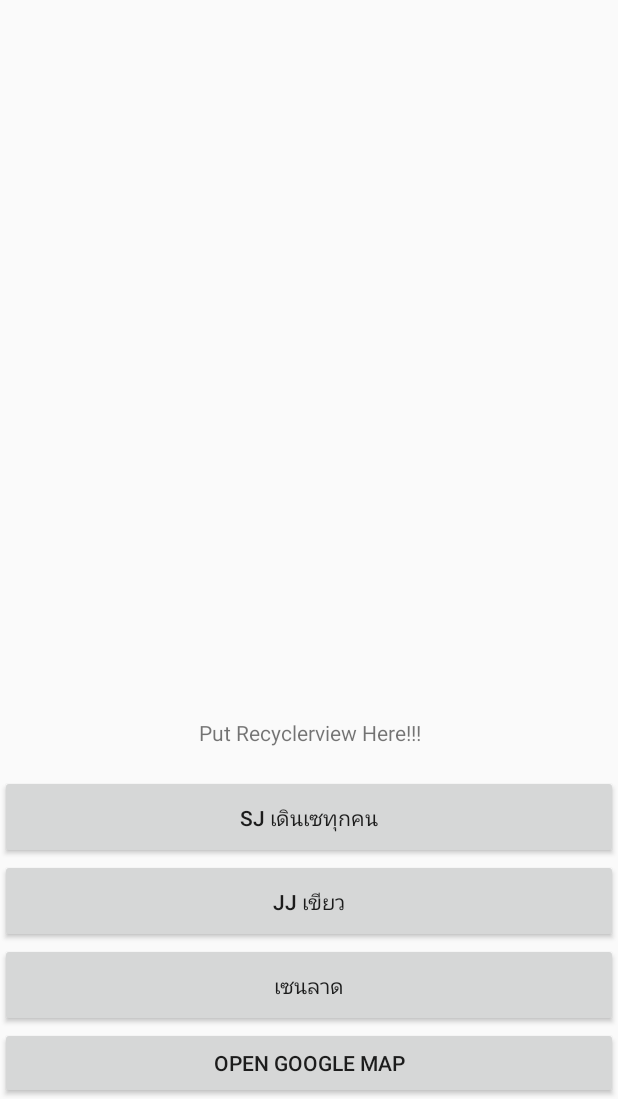
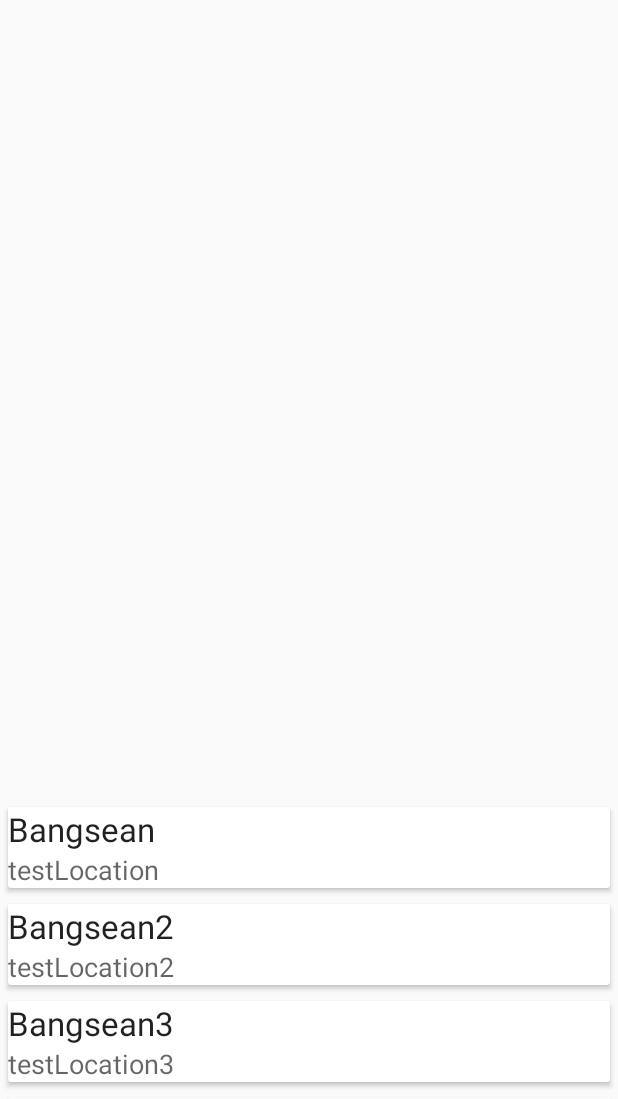
Before and after one commit to mosnuplak/MapProject, an Android app: the screen it shows after launch (MapsActivity), on a phone screen of 412 x 824 dp, the part 137-1236 px from its top. Run offline under Robolectric (Android 15) with nearby library versions, the phone set to English and light mode, and no system bars.

Commit message:
recycle view in map

```diff
--- a/app/build.gradle
+++ b/app/build.gradle
@@ -31,4 +31,6 @@ dependencies {
     testImplementation 'junit:junit:4.12'
     androidTestImplementation 'com.android.support.test:runner:1.0.1'
     androidTestImplementation 'com.android.support.test.espresso:espresso-core:3.0.1'
+    implementation 'com.android.support:recyclerview-v7:26.1.0'
+    implementation 'com.android.support:cardview-v7:26.1.0'
 }
--- /dev/null
+++ b/app/src/main/java/com/mosnanaja/mapproject/Adapter.kt
@@ -0,0 +1,53 @@
+package com.mosnanaja.mapproject
+
+import android.view.LayoutInflater
+import android.support.v7.widget.RecyclerView
+import android.view.View
+import android.view.ViewGroup
+import android.widget.TextView
+import android.widget.Toast
+import com.google.android.gms.maps.CameraUpdateFactory
+import com.google.android.gms.maps.GoogleMap
+import com.google.android.gms.maps.model.CameraPosition
+import com.google.android.gms.maps.model.LatLng
+
+/**
+ * Created by Noob Fahh on 10/11/2017.
+ */
+class Adapter (val locationList:ArrayList<Location>):RecyclerView.Adapter<Adapter.ViewHolder>(){
+
+    override fun onCreateViewHolder(parent: ViewGroup?, viewType: Int): ViewHolder {
+        val v = LayoutInflater.from(parent?.context).inflate(R.layout.list_layout, parent ,false)
+        return ViewHolder(v)
+    }
+
+    override fun onBindViewHolder(holder: ViewHolder?, position: Int) {
+        val location: Location = locationList[position]
+        holder?.textViewName?.text = location.name
+        holder?.textViewDescription?.text = location.descriptor
+
+        holder?.itemView?.setOnClickListener {
+            moveToPlaceTarget(13.805194, 100.551894, "เจเจกรีน")
+            println("test")
+        }
+    }
+
+    override fun getItemCount(): Int {
+        return locationList.size
+    }
+
+    class ViewHolder(itemView: View): RecyclerView.ViewHolder(itemView) {
+        val textViewName = itemView.findViewById<TextView>(R.id.textViewName) as TextView
+        val textViewDescription = itemView.findViewById<TextView>(R.id.textViewDescription) as TextView
+    }
+    private fun moveToPlaceTarget(Lat: Double, Lng: Double, namePlace: String) {
+        val place = LatLng(Lat, Lng)
+        val cameraPosition = CameraPosition.Builder()
+                .target(place)      // Sets the center of the map to Mountain View
+                .zoom(20f)      // Sets the zoom
+                .build()
+//        mMap.animateCamera(CameraUpdateFactory.newCameraPosition(cameraPosition))
+    }
+  //  private lateinit var mMap: GoogleMap
+
+}
--- /dev/null
+++ b/app/src/main/java/com/mosnanaja/mapproject/Location.kt
@@ -0,0 +1,6 @@
+package com.mosnanaja.mapproject
+
+/**
+ * Created by Noob Fahh on 10/11/2017.
+ */
+data class Location(val name: String,val descriptor: String)
--- a/app/src/main/java/com/mosnanaja/mapproject/MapsActivity.kt
+++ b/app/src/main/java/com/mosnanaja/mapproject/MapsActivity.kt
@@ -5,6 +5,10 @@ import android.net.Uri
 import android.os.Bundle
 import android.support.v7.app.AppCompatActivity
 import android.view.View
+import android.widget.LinearLayout
+import android.support.v7.widget.LinearLayoutManager
+import android.support.v7.widget.RecyclerView
+import android.widget.TextView
 import android.widget.Toast
 import com.google.android.gms.maps.CameraUpdateFactory
 import com.google.android.gms.maps.GoogleMap
@@ -19,27 +23,27 @@ import java.lang.NullPointerException
 
 class MapsActivity : AppCompatActivity(), OnMapReadyCallback, View.OnClickListener {
     override fun onClick(v: View?) {
-        when (v) {
-            btnJJ -> {
-                moveToPlaceTarget(13.805194, 100.551894, "เจเจกรีน"); Toast.makeText(this, "put move to JJ Here!!!", Toast.LENGTH_LONG).show()
-            }
-            btnSJ -> {
-                moveToPlaceTarget(13.809275, 100.559083, "ตึกนี้แหละ"); Toast.makeText(this, "put move to SJ Here!!!", Toast.LENGTH_LONG).show()
-            }
-            btnSent -> {
-                moveToPlaceTarget(13.815813, 100.560972, "เซนลาด"); Toast.makeText(this, "put move to Sent Here!!!", Toast.LENGTH_LONG).show()
-            }
-            btn_goTo_maps -> {
-                val lat = 13.805194
-                val long = 100.551894
-                val gmmIntentUri = Uri.parse("google.navigation:q=" + lat + "," + long)
-//                val gmmIntentUri = Uri.parse("geo:13.809243,100.5589972 ?q= SJinfinityone")
-                val mapIntent = Intent(Intent.ACTION_VIEW, gmmIntentUri)
-                mapIntent.`package` = "com.google.android.apps.maps"
-                startApp(mapIntent)
-//            startActivity(mapIntent);}
-            }
-        }
+//        when (v) {
+//            btnJJ -> {
+//               moveToPlaceTarget(13.805194, 100.551894, "เจเจกรีน"); Toast.makeText(this, "put move to JJ Here!!!", Toast.LENGTH_LONG).show()
+//            }
+//            btnSJ -> {
+//                moveToPlaceTarget(13.809275, 100.559083, "ตึกนี้แหละ"); Toast.makeText(this, "put move to SJ Here!!!", Toast.LENGTH_LONG).show()
+//            }
+//            btnSent -> {
+//                moveToPlaceTarget(13.815813, 100.560972, "เซนลาด"); Toast.makeText(this, "put move to Sent Here!!!", Toast.LENGTH_LONG).show()
+//            }
+//            btn_goTo_maps -> {
+//                val lat = 13.805194
+//                val long = 100.551894
+//                val gmmIntentUri = Uri.parse("google.navigation:q=" + lat + "," + long)
+////                val gmmIntentUri = Uri.parse("geo:13.809243,100.5589972 ?q= SJinfinityone")
+//                val mapIntent = Intent(Intent.ACTION_VIEW, gmmIntentUri)
+//                mapIntent.`package` = "com.google.android.apps.maps"
+//                startApp(mapIntent)
+////            startActivity(mapIntent);}
+//            }
+//        }
     }
 
     private fun moveToPlaceTarget(Lat: Double, Lng: Double, namePlace: String) {
@@ -58,7 +62,15 @@ class MapsActivity : AppCompatActivity(), OnMapReadyCallback, View.OnClickListen
         super.onCreate(savedInstanceState)
         setContentView(R.layout.activity_maps)
         // Obtain the SupportMapFragment and get notified when the map is ready to be used.
+        val recycleView = findViewById<TextView>(R.id.recycleView) as RecyclerView
+        recycleView.layoutManager = LinearLayoutManager(this, LinearLayout.VERTICAL,false)
 
+
+
+
+        val adapter = Adapter( addLocation())
+
+        recycleView.adapter = adapter
         initOnClick()
 
         val mapFragment = supportFragmentManager
@@ -67,10 +79,19 @@ class MapsActivity : AppCompatActivity(), OnMapReadyCallback, View.OnClickListen
     }
 
     private fun initOnClick() {
-        btnJJ.setOnClickListener(this)
-        btnSJ.setOnClickListener(this)
-        btnSent.setOnClickListener(this)
-        btn_goTo_maps.setOnClickListener(this)
+//        btnJJ.setOnClickListener(this)
+//        btnSJ.setOnClickListener(this)
+//        btnSent.setOnClickListener(this)
+//        btn_goTo_maps.setOnClickListener(this)
+    }
+    private fun addLocation(): ArrayList<Location> {
+        val location = ArrayList<Location>()
+        location.add(Location("Bangsean","testLocation"))
+        location.add(Location("Bangsean2","testLocation2"))
+        location.add(Location("Bangsean3","testLocation3"))
+        location.add(Location("Bangsean4","testLocation4"))
+        location.add(Location("Bangsean5","testLocation5"))
+        return location
     }
 
     /**
@@ -87,8 +108,10 @@ class MapsActivity : AppCompatActivity(), OnMapReadyCallback, View.OnClickListen
 
         // Add a marker in Sydney and move the camera
         val sydney = LatLng(-34.0, 151.0)
+        val sj = LatLng(13.809275, 100.559083)
+
         mMap.addMarker(MarkerOptions().position(sydney).title("Marker in Sydney"))
-        mMap.moveCamera(CameraUpdateFactory.newLatLng(sydney))
+        mMap.moveCamera(CameraUpdateFactory.newLatLngZoom(sj,15f))
     }
 
     fun startApp(mapIntent: Intent) {
--- a/app/src/main/res/layout/activity_maps.xml
+++ b/app/src/main/res/layout/activity_maps.xml
@@ -17,32 +17,14 @@
     <LinearLayout
         android:orientation="vertical"
         android:layout_width="match_parent"
-        android:layout_height="wrap_content">
-        <TextView
-            android:text="Put Recyclerview Here!!!"
-            android:gravity="center"
+        android:layout_height="200dp">
+        <android.support.v7.widget.RecyclerView
+            android:id="@+id/recycleView"
             android:layout_width="match_parent"
-            android:layout_height="56dp" />
-        <Button
-            android:id="@+id/btnSJ"
-            android:text="SJ เดินเซทุกคน"
-            android:layout_width="match_parent"
-            android:layout_height="56dp" />
-        <Button
-            android:id="@+id/btnJJ"
-            android:text="JJ เขียว"
-            android:layout_width="match_parent"
-            android:layout_height="56dp" />
-        <Button
-            android:id="@+id/btnSent"
-            android:text="เซนลาด"
-            android:layout_width="match_parent"
-            android:layout_height="56dp" />
-        <Button
-            android:id="@+id/btn_goTo_maps"
-            android:layout_width="match_parent"
-            android:layout_height="wrap_content"
-            android:text="Open Google Map" />
+            android:layout_height="match_parent"
+            tools:layout_editor_absoluteX="20dp"
+            tools:layout_editor_absoluteY="20dp"
+            tools:ignore="MissingConstraints" />
     </LinearLayout>
 
 </LinearLayout>
--- /dev/null
+++ b/app/src/main/res/layout/list_layout.xml
@@ -0,0 +1,29 @@
+<?xml version="1.0" encoding="utf-8"?>
+<LinearLayout
+    xmlns:android="http://schemas.android.com/apk/res/android"
+    android:orientation="vertical"
+    android:layout_width="match_parent"
+    android:layout_height="wrap_content">
+    <android.support.v7.widget.CardView
+        android:layout_margin="5dp"
+        android:layout_width="match_parent"
+        android:layout_height="match_parent" >
+        <LinearLayout
+            android:orientation="vertical"
+            android:layout_width="match_parent"
+            android:layout_height="wrap_content">
+            <TextView
+                android:textAppearance="@style/Base.TextAppearance.AppCompat.Large"
+                android:text="LocationName"
+                android:id="@+id/textViewName"
+                android:layout_width="match_parent"
+                android:layout_height="wrap_content" />
+            <TextView
+                android:textAppearance="@style/Base.TextAppearance.AppCompat.Medium"
+                android:text="Description"
+                android:id="@+id/textViewDescription"
+                android:layout_width="match_parent"
+                android:layout_height="wrap_content" />
+        </LinearLayout>
+    </android.support.v7.widget.CardView>
+</LinearLayout>
```
